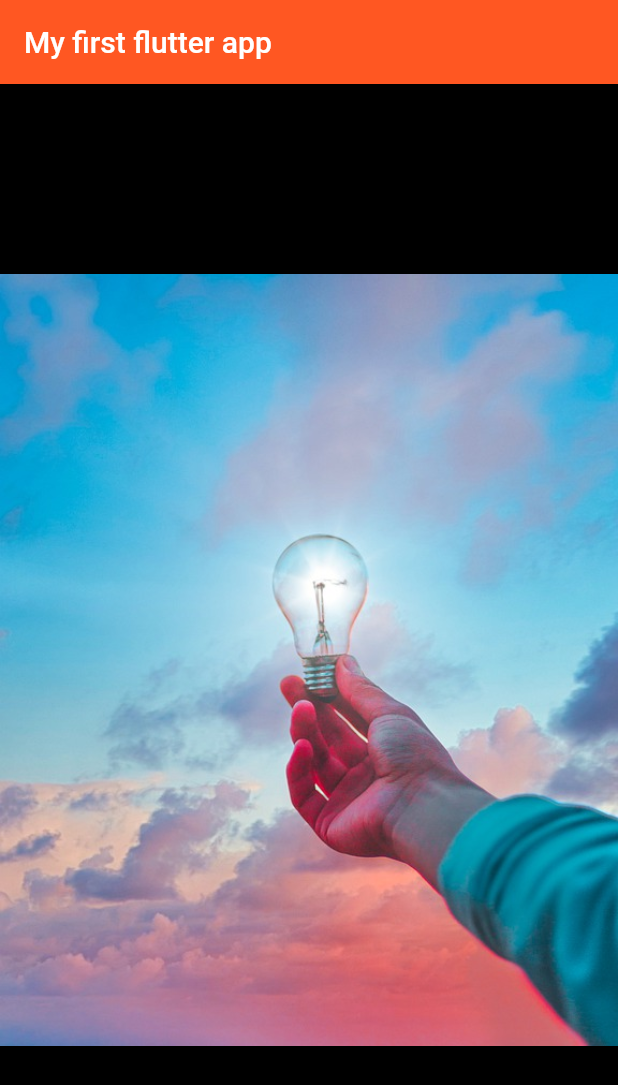
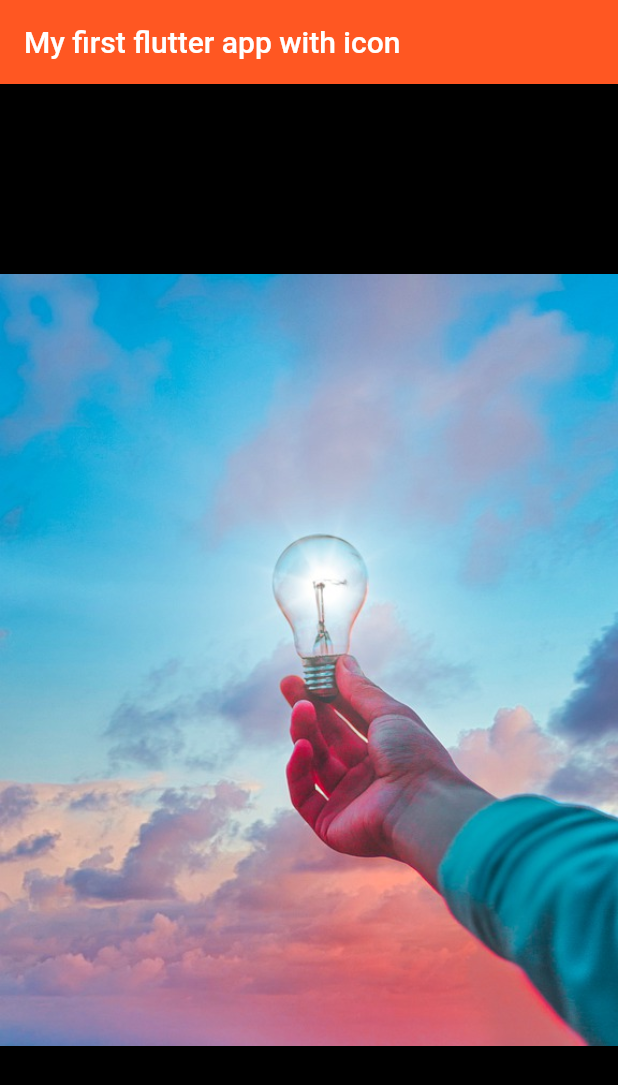
Before and after one commit to ashiqaliaslam/first-flutter-app-countries, a Flutter app: the screen it shows after launch, on a phone screen of 412 x 824 dp. Shown: the top 1085 px of the screen. Run offline on Flutter 3.47's test engine with Material 2 defaults, Android fonts, the phone set to English and light mode, and no system bars.

```diff
--- a/my_flutter_app/lib/main.dart
+++ b/my_flutter_app/lib/main.dart
@@ -7,7 +7,7 @@ void main() {
         backgroundColor: Colors.black,
         appBar: AppBar(
           backgroundColor: Colors.deepOrange,
-          title: const Text("My first flutter app"),
+          title: const Text("My first flutter app with icon"),
         ),
         body: const Center(
           child: Image(
```
Also changed, not shown: 21 other files.
